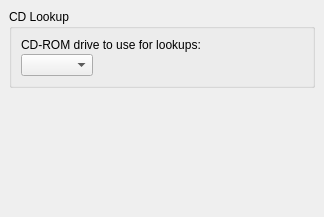
Above: ui/options_cdlookup_win32.ui from metabrainz/picard before the change. Below: the same form after it.
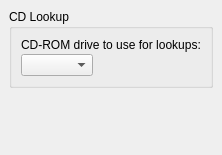
That is the form after the change.

```diff
--- a/ui/options_cdlookup_win32.ui
+++ b/ui/options_cdlookup_win32.ui
@@ -8,8 +8,8 @@
    <rect>
     <x>0</x>
     <y>0</y>
-    <width>324</width>
-    <height>217</height>
+    <width>217</width>
+    <height>155</height>
    </rect>
   </property>
   <layout class="QVBoxLayout" >
```
Left out of the diff: 4 changed lines with no effect on the pictures.
